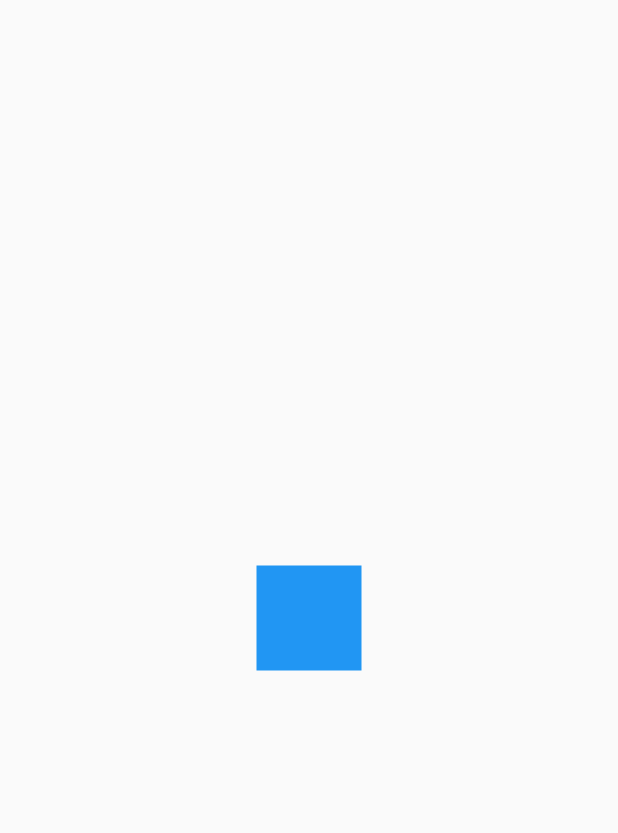
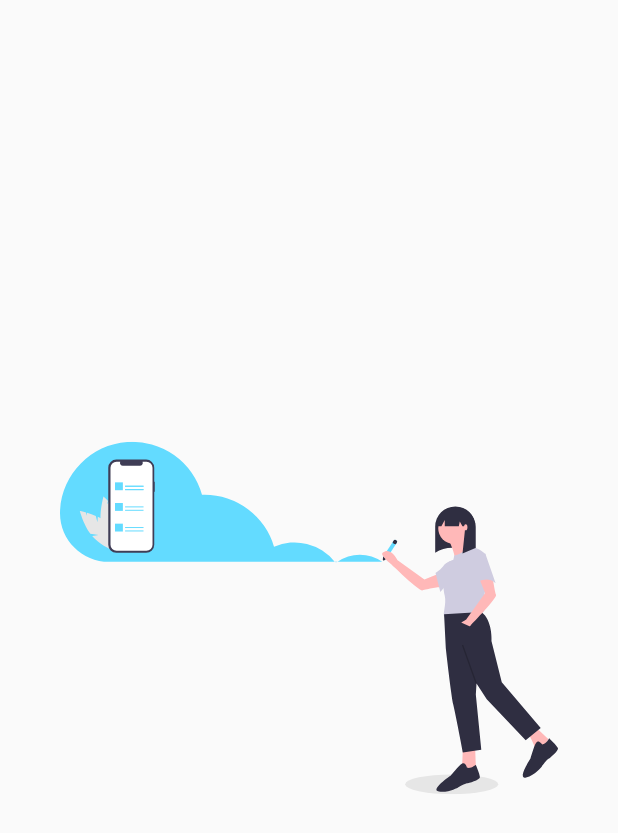
Before and after one commit to Tatsuya4610/ui_flutter, a Flutter app: the screen it shows after launch, on a phone screen of 412 x 824 dp. Shown: the top 833 px of the screen. Run offline on Flutter 3.47's test engine with Material 2 defaults, Android fonts, the phone set to English and light mode, and no system bars; our stand-ins replace flutter_svg.

Commit message:
2th commit

```diff
--- a/lib/main.dart
+++ b/lib/main.dart
@@ -1,14 +1,14 @@
 import 'package:flutter/material.dart';
-import 'package:flutter_ui/screen/animation_screen.dart';
-import 'package:flutter_ui/screen/headers_screen.dart';
-import 'package:flutter_ui/screen/move_screen.dart';
+import 'package:flutter_ui/screen/circular_progress_screen.dart';
+import 'package:flutter_ui/screen/slideshow_screen.dart';
+
+
 
 void main() {
   runApp(MyApp());
 }
 
 class MyApp extends StatelessWidget {
-  // This widget is the root of your application.
   @override
   Widget build(BuildContext context) {
     return MaterialApp(
@@ -16,7 +16,7 @@ class MyApp extends StatelessWidget {
       theme: ThemeData(
         visualDensity: VisualDensity.adaptivePlatformDensity,
       ),
-      home: MoveScreen(),
+      home: SlideShowScreen(),
     );
   }
 }
--- /dev/null
+++ b/lib/screen/slideshow_screen.dart
@@ -0,0 +1,44 @@
+import 'package:flutter/material.dart';
+import 'package:flutter_svg/flutter_svg.dart';
+
+class SlideShowScreen extends StatelessWidget {
+  @override
+  Widget build(BuildContext context) {
+    return Scaffold(
+      body: Center(
+        child: _Slides(),
+      ),
+    );
+  }
+}
+
+class _Slides extends StatelessWidget {
+  @override
+  Widget build(BuildContext context) {
+    return Container(
+      padding: EdgeInsets.all(10),
+      child: PageView(
+        children: <Widget>[
+          _Slide(svg: 'assets/svg/slide-1.svg',),
+          _Slide(svg: 'assets/svg/slide-2.svg',),
+          _Slide(svg: 'assets/svg/slide-3.svg',),
+        ],
+      ),
+    );
+  }
+}
+
+class _Slide extends StatelessWidget {
+  final String svg;
+  _Slide({this.svg});
+
+  @override
+  Widget build(BuildContext context) {
+    return Container(
+      width: double.infinity,
+      height: double.infinity,
+      padding: EdgeInsets.all(30),
+      child: SvgPicture.asset(svg),
+    );
+  }
+}
--- a/lib/widgets/animation.dart
+++ b/lib/widgets/animation.dart
@@ -1,4 +1,3 @@
-// import 'dart:math' as Math;
 import 'package:flutter/material.dart';
 
 class SquareAnimation extends StatefulWidget {
--- a/pubspec.yaml
+++ b/pubspec.yaml
@@ -28,6 +28,7 @@ dependencies:
   # The following adds the Cupertino Icons font to your application.
   # Use with the CupertinoIcons class for iOS style icons.
   cupertino_icons: ^1.0.0
+  flutter_svg: ^0.19.0
 
 dev_dependencies:
   flutter_test:
@@ -45,9 +46,8 @@ flutter:
   uses-material-design: true
 
   # To add assets to your application, add an assets section, like this:
-  # assets:
-  #   - images/a_dot_burr.jpeg
-  #   - images/a_dot_ham.jpeg
+  assets:
+     - assets/svg/
 
   # An image asset can refer to one or more resolution-specific "variants", see
   # https://flutter.dev/assets-and-images/#resolution-aware.
```
Also changed, not shown: lib/screen/circular_progress_screen.dart (added, +116 -0 lines), assets/svg/slide-1.svg (added), assets/svg/slide-2.svg (added), assets/svg/slide-3.svg (added), assets/svg/slide-4.svg (added), assets/svg/slide-5.svg (added), pubspec.lock.
